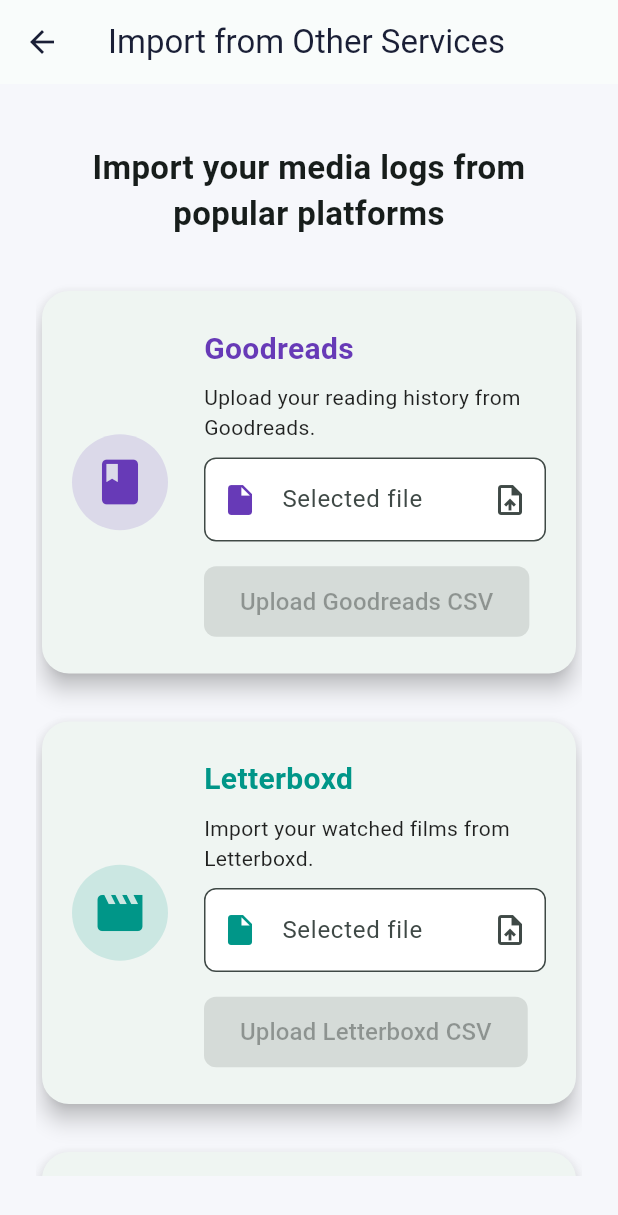
After one commit to mo-sank/lyfstyl, a Flutter app: the screen it shows once a user with an empty profile is signed in, in the side drawer, after a tap on "Import Media", on a phone screen of 412 x 824 dp. The commit adds this screen. Shown: the top 1215 px of the screen. Run offline on Flutter 3.47's test engine with Material 3 defaults, Android fonts, the phone set to English and light mode, and no system bars; our stand-ins replace cloud_firestore, file_picker, firebase_auth, firebase_core, go_router, share_plus and 1 more; missing offline and left inert: dart:html; accounts and stored records are empty.

Commit message:
UI for uploads

```diff
--- a/lib/screens/home_screen.dart
+++ b/lib/screens/home_screen.dart
@@ -4,6 +4,7 @@
 
 // maya poghosyan
 import 'package:flutter/material.dart';
+import 'package:lyfstyl/screens/import/new_import_screen.dart';
 import 'package:lyfstyl/screens/trending/trending_books_screen.dart';
 import 'package:lyfstyl/screens/trending/search_filter_books_screen.dart';
 import 'package:lyfstyl/screens/trending/books_screen.dart';
@@ -1015,6 +1016,16 @@
                       _showStatsDialog(context);
                     },
                   ),
+                  _buildDrawerItem(
+                    icon: Icons.upload_file,
+                    title: 'Import Media',
+                    onTap: () {
+                      Navigator.pop(context);
+                      Navigator.of(context).push(
+                        MaterialPageRoute(builder: (_) => const NewImportScreen()),
+                      );
+                    },
+                  ),
                   const Divider(),
                   _buildDrawerItem(
                     icon: Icons.logout,
--- /dev/null
+++ b/lib/screens/import/new_import_screen.dart
@@ -0,0 +1,207 @@
+import 'package:flutter/material.dart';
+import 'package:file_picker/file_picker.dart';
+
+class NewImportScreen extends StatelessWidget {
+  const NewImportScreen({super.key});
+
+  @override
+  Widget build(BuildContext context) {
+    return Scaffold(
+      appBar: AppBar(title: const Text('Import from Other Services')),
+      body: Center(
+        child: Padding(
+          padding: const EdgeInsets.symmetric(horizontal: 24.0, vertical: 40.0),
+          child: SingleChildScrollView(
+            child: Column(
+              mainAxisAlignment: MainAxisAlignment.start,
+              children: [
+                const Text(
+                  'Import your media logs from popular platforms',
+                  style: TextStyle(fontSize: 22, fontWeight: FontWeight.bold),
+                  textAlign: TextAlign.center,
+                ),
+                const SizedBox(height: 32),
+                _ImportCard(
+                  title: 'Goodreads',
+                  description: 'Upload your reading history from Goodreads.',
+                  icon: Icons.book,
+                  color: Colors.deepPurple,
+                  buttonText: 'Upload Goodreads CSV',
+                  uploadEnabled: true,
+                ),
+                const SizedBox(height: 24),
+                _ImportCard(
+                  title: 'Letterboxd',
+                  description: 'Import your watched films from Letterboxd.',
+                  icon: Icons.movie,
+                  color: Colors.teal,
+                  buttonText: 'Upload Letterboxd CSV',
+                  uploadEnabled: true,
+                ),
+                const SizedBox(height: 24),
+                _ImportCard(
+                  title: 'Spotify',
+                  description: 'Import your music listening history from Spotify.',
+                  icon: Icons.music_note,
+                  color: Colors.green,
+                  buttonText: 'Coming Soon',
+                  uploadEnabled: false,
+                ),
+              ],
+            ),
+          ),
+        ),
+      ),
+    );
+  }
+}
+
+class _ImportCard extends StatefulWidget {
+  final String title;
+  final String description;
+  final IconData icon;
+  final Color color;
+  final String buttonText;
+  final bool uploadEnabled;
+  bool parseEnabled;
+
+  _ImportCard({
+    required this.title,
+    required this.description,
+    required this.icon,
+    required this.color,
+    required this.buttonText,
+    this.uploadEnabled = false,
+    this.parseEnabled = false,
+    super.key,
+  });
+
+  @override
+  State<_ImportCard> createState() => _ImportCardState();
+}
+
+class _ImportCardState extends State<_ImportCard> {
+  String? _fileName;
+  final TextEditingController _controller = TextEditingController();
+
+  Future<void> _pickFile() async {
+    final result = await FilePicker.platform.pickFiles(
+      type: FileType.custom,
+      allowedExtensions: ['csv'],
+    );
+    if (result != null && result.files.isNotEmpty) {
+      widget.parseEnabled = true;
+      setState(() {
+        _fileName = result.files.single.name;
+        _controller.text = _fileName ?? '';
+      });
+      // TODO: Handle file upload logic here
+    }
+  }
+
+  @override
+  void dispose() {
+    _controller.dispose();
+    super.dispose();
+  }
+
+  @override
+  Widget build(BuildContext context) {
+    return Card(
+      elevation: 6,
+      shape: RoundedRectangleBorder(borderRadius: BorderRadius.circular(18)),
+      child: Padding(
+        padding: const EdgeInsets.symmetric(vertical: 24.0, horizontal: 20.0),
+        child: Row(
+          children: [
+            CircleAvatar(
+              radius: 32,
+              backgroundColor: widget.color.withOpacity(0.15),
+              child: Icon(widget.icon, color: widget.color, size: 36),
+            ),
+            const SizedBox(width: 24),
+            Expanded(
+              child: Column(
+                crossAxisAlignment: CrossAxisAlignment.start,
+                children: [
+                  Text(widget.title, style: TextStyle(fontSize: 20, fontWeight: FontWeight.w600, color: widget.color)),
+                  const SizedBox(height: 8),
+                  Text(widget.description, style: const TextStyle(fontSize: 14, color: Colors.black87)),
+                  if (widget.uploadEnabled && widget.parseEnabled) ...[
+                    const SizedBox(height: 10),
+                    TextField(
+                      readOnly: true,
+                      decoration: InputDecoration(
+                        labelText: 'Selected file',
+                        hintText: 'No file selected',
+                        prefixIcon: Icon(Icons.insert_drive_file, color: widget.color),
+                        suffixIcon: IconButton(
+                          icon: const Icon(Icons.upload_file),
+                          onPressed: _pickFile,
+                          tooltip: 'Choose file',
+                        ),
+                        border: OutlineInputBorder(borderRadius: BorderRadius.circular(8)),
+                      ),
+                      controller: _controller,
+                    ),
+                    const SizedBox(height: 16),
+                    ElevatedButton(
+                      onPressed: _pickFile,
+                      style: ElevatedButton.styleFrom(
+                        backgroundColor: widget.color,
+                        foregroundColor: Colors.white,
+                        padding: const EdgeInsets.symmetric(horizontal: 24, vertical: 12),
+                        shape: RoundedRectangleBorder(borderRadius: BorderRadius.circular(8)),
+                      ),
+                      child: Text(widget.buttonText, style: const TextStyle(fontSize: 16)),
+                    ),
+                  ] else if (widget.uploadEnabled)... [
+                    const SizedBox(height: 10),
+                    TextField(
+                      readOnly: true,
+                      decoration: InputDecoration(
+                        labelText: 'Selected file',
+                        hintText: 'No file selected',
+                        prefixIcon: Icon(Icons.insert_drive_file, color: widget.color),
+                        suffixIcon: IconButton(
+                          icon: const Icon(Icons.upload_file),
+                          onPressed: _pickFile,
+                          tooltip: 'Choose file',
+                        ),
+                        border: OutlineInputBorder(borderRadius: BorderRadius.circular(8)),
+                      ),
+                      controller: _controller,
+                    ),
+                    const SizedBox(height: 16),
+                    ElevatedButton(
+                      onPressed: null,
+                      style: ElevatedButton.styleFrom(
+                        backgroundColor: Colors.grey[300],
+                        foregroundColor: Colors.grey[600],
+                        padding: const EdgeInsets.symmetric(horizontal: 24, vertical: 12),
+                        shape: RoundedRectangleBorder(borderRadius: BorderRadius.circular(8)),
+                      ),
+                      child: Text(widget.buttonText, style: const TextStyle(fontSize: 16)),
+                    ),
+                  ] else ...[
+                    const SizedBox(height: 16),
+                    ElevatedButton(
+                      onPressed: null,
+                      style: ElevatedButton.styleFrom(
+                        backgroundColor: Colors.grey[300],
+                        foregroundColor: Colors.grey[600],
+                        padding: const EdgeInsets.symmetric(horizontal: 24, vertical: 12),
+                        shape: RoundedRectangleBorder(borderRadius: BorderRadius.circular(8)),
+                      ),
+                      child: Text(widget.buttonText, style: const TextStyle(fontSize: 16)),
+                    ),
+                  ],
+                ],
+              ),
+            ),
+          ],
+        ),
+      ),
+    );
+  }
+}
--- a/pubspec.yaml
+++ b/pubspec.yaml
@@ -47,6 +47,7 @@
   provider: ^6.1.5+1
   http: ^1.2.2
   shared_preferences: ^2.2.3
+  file_picker: ^6.1.1
 
 
 dev_dependencies:
```
Also changed, not shown: pubspec.lock.
